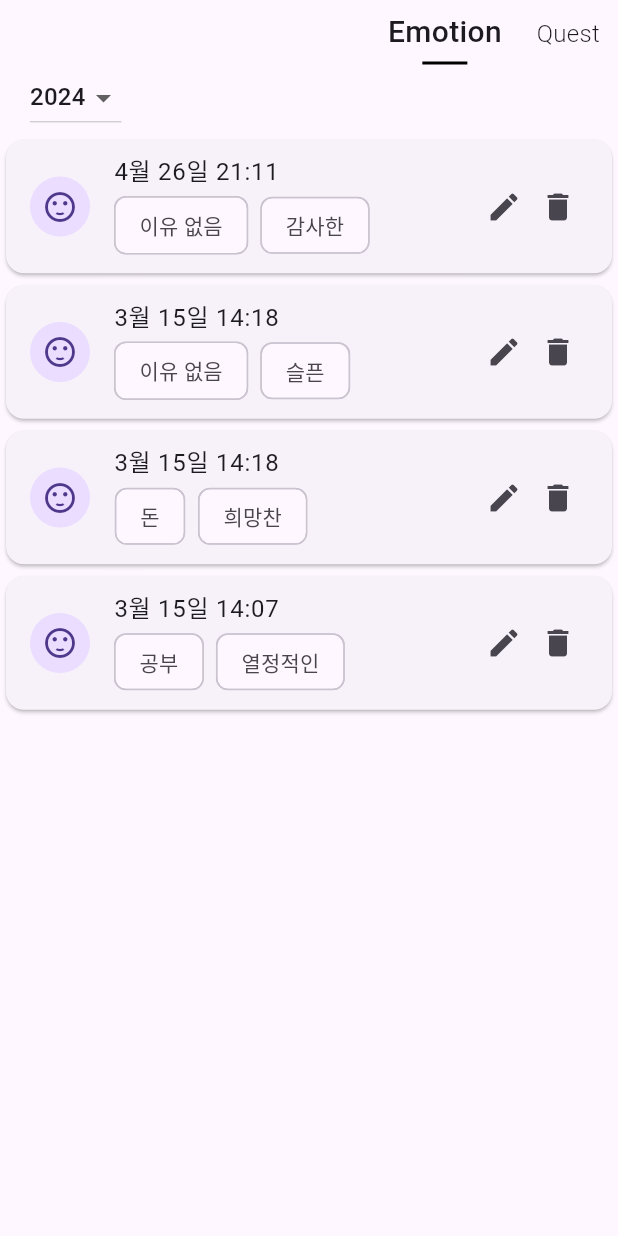
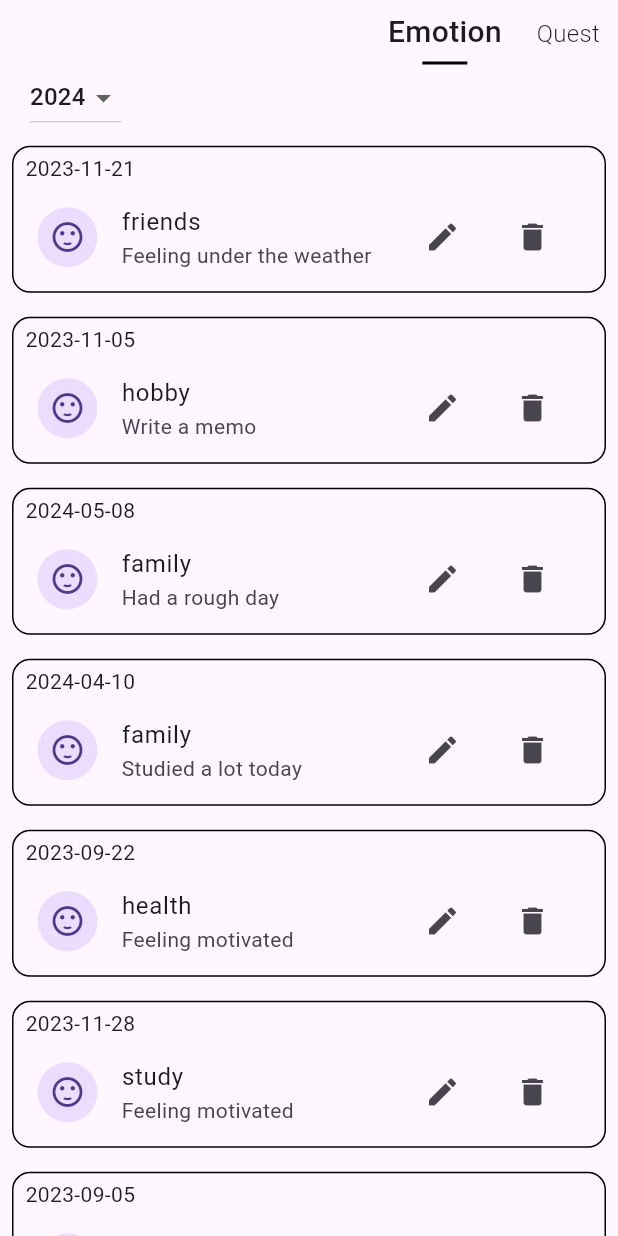
Before and after one commit to bellaria19/Ego, a Flutter app: the RecordScreen screen opened directly, on a phone screen of 412 x 824 dp. Run offline on Flutter 3.47's test engine with Material 3 defaults, Android fonts, the phone set to English and light mode, and no system bars; our stand-ins replace flutter_dotenv, flutter_rating_bar, font_awesome_flutter, google_fonts, supabase_flutter, syncfusion_flutter_charts; missing offline and left inert: supabase_auth_ui; accounts and stored records are empty; statements that could not run were skipped.

Commit message:
Edit recordCard

```diff
--- a/lib/screens/record/emotion_screen.dart
+++ b/lib/screens/record/emotion_screen.dart
@@ -1,19 +1,16 @@
+import 'package:ego/models/emotion.dart';
+import 'package:ego/screens/record/empty_emotion.dart';
 import 'package:flutter/material.dart';
 
 class EmotionScreen extends StatefulWidget {
   const EmotionScreen({super.key});
 
   @override
-  _EmotionScreenState createState() => _EmotionScreenState();
+  State<EmotionScreen> createState() => _EmotionScreenState();
 }
 
 class _EmotionScreenState extends State<EmotionScreen> {
-  final List emotionList = [
-    {"date": "4월 26일", "time": "21:11", "emotion1": "이유 없음", "emotion2": "감사한"},
-    {"date": "3월 15일", "time": "14:18", "emotion1": "이유 없음", "emotion2": "슬픈"},
-    {"date": "3월 15일", "time": "14:18", "emotion1": "돈", "emotion2": "희망찬"},
-    {"date": "3월 15일", "time": "14:07", "emotion1": "공부", "emotion2": "열정적인"},
-  ];
+  List<Emotion> dummyEmotions = generateSampleEmotions(10);
 
   String _selectedYear = DateTime.now().year.toString();
   final List<String> _years =
@@ -46,37 +43,64 @@ class _EmotionScreenState extends State<EmotionScreen> {
               ],
             ),
           ),
-          emotionList.isEmpty
-              ? const Text('No Emotion Data')
-              : ListView.builder(
+          dummyEmotions.isEmpty
+              ? const EmptyEmotion()
+              : Expanded(
+                  child: ListView.builder(
                     shrinkWrap: true,
-                  itemCount: emotionList.length,
+                    itemCount: dummyEmotions.length,
                     itemBuilder: (context, index) {
-                    final emotion = emotionList[index];
-                    return Card(
-                      child: ListTile(
+                      final emotion = dummyEmotions[index];
+                      return Padding(
+                        padding: const EdgeInsets.all(8.0),
+                        child: Container(
+                          decoration: BoxDecoration(
+                            borderRadius: BorderRadius.circular(12),
+                            border: Border.all(),
+                          ),
+                          child: Column(
+                            children: [
+                              Container(
+                                margin: const EdgeInsets.only(top: 4),
+                                padding: const EdgeInsets.only(left: 8),
+                                alignment: Alignment.topLeft,
+                                child: Text(
+                                  emotion.date.toString(),
+                                ),
+                              ),
+                              ListTile(
                                 leading: const CircleAvatar(
                                   child: Icon(Icons.sentiment_satisfied),
                                 ),
-                        title: Text('${emotion["date"]} ${emotion["time"]}'),
-                        subtitle: Wrap(
-                          spacing: 8.0,
-                          children: [
-                            Chip(label: Text(emotion["emotion1"]!)),
-                            Chip(label: Text(emotion["emotion2"]!)),
+                                title: Text(emotion.keyword),
+                                subtitle: Text(emotion.memo.isNotEmpty
+                                    ? emotion.memo
+                                    : 'Write a memo'),
+                                trailing: Wrap(
+                                  spacing: 12,
+                                  children: <Widget>[
+                                    IconButton(
+                                      icon: const Icon(Icons.edit),
+                                      onPressed: () {},
+                                    ),
+                                    IconButton(
+                                      icon: const Icon(Icons.delete),
+                                      onPressed: () {
+                                        setState(() {
+                                          dummyEmotions.removeAt(index);
+                                        });
+                                      },
+                                    )
                                   ],
                                 ),
-                        trailing: const Wrap(
-                          spacing: 12,
-                          children: <Widget>[
-                            Icon(Icons.edit),
-                            Icon(Icons.delete),
+                              )
                             ],
                           ),
                         ),
                       );
                     },
                   ),
+                ),
         ],
       ),
     );
--- a/lib/screens/record/record_screen.dart
+++ b/lib/screens/record/record_screen.dart
@@ -75,9 +75,7 @@ class _RecordScreenState extends State<RecordScreen>
                 ),
               ),
               Expanded(
-                child: _selectedIndex == 0
-                    ? const EmotionScreen()
-                    : const QuestScreen(),
+                child: _selectedIndex == 0 ? const EmotionScreen() : const QuestScreen(),
               ),
             ],
           ),
```
Also changed, not shown: lib/screens/record/quest_screen.dart (+54 -68 lines). Lines whose indentation alone changed are shown as unchanged.
